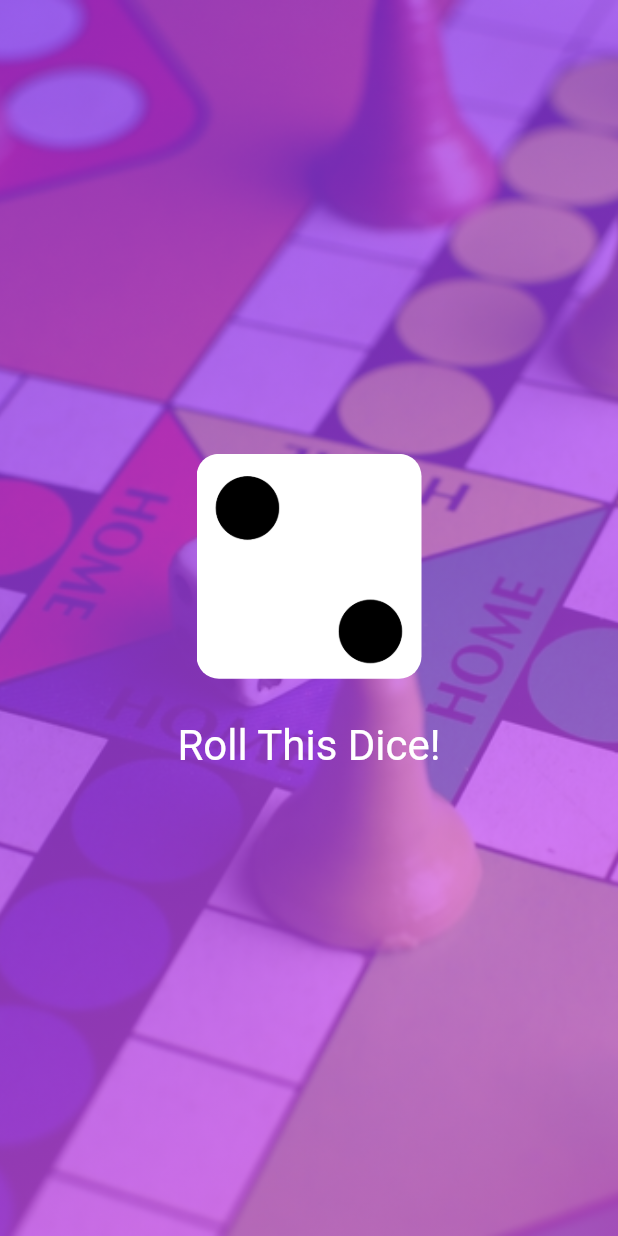
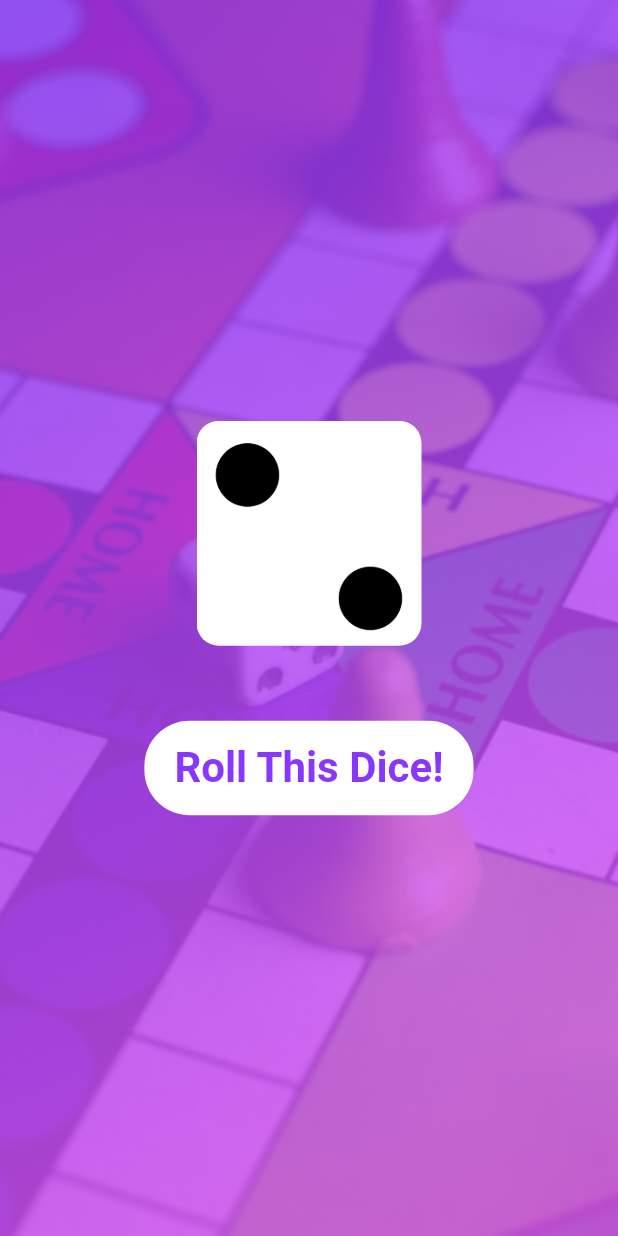
Before and after one commit to Md-Shoyab/rolling_dice, a Flutter app: the screen it shows after launch, on a phone screen of 412 x 824 dp. Run offline on Flutter 3.47's test engine with Material 2 defaults, Android fonts, the phone set to English and light mode, and no system bars.

Commit message:
add styling to text button

```diff
--- a/lib/main.dart
+++ b/lib/main.dart
@@ -13,8 +13,8 @@ void main() {
             const BackGroundImageContainer(),
             GradientContainerWithHalfOpacity(
               gradientColors: [
-                const Color(0xff8937FF).withOpacity(0.7),
-                const Color(0xffE85BFF).withOpacity(0.7),
+                const Color(0xff8937FF).withOpacity(0.8),
+                const Color(0xffE85BFF).withOpacity(0.8),
               ],
             ),
             const SizedBoxWithUi(),
--- a/lib/widgets/dice_roller.dart
+++ b/lib/widgets/dice_roller.dart
@@ -34,13 +34,22 @@ class _DiceRollerState extends State<DiceRoller> {
             width: 150,
           ),
         ),
-        const SizedBox(height: 20),
+        const SizedBox(height: 50),
         TextButton(
           onPressed: rollDice,
           style: TextButton.styleFrom(
-            foregroundColor: Colors.white,
+            padding: const EdgeInsets.symmetric(
+              horizontal: 20.0,
+              vertical: 15.0,
+            ),
+            shape: RoundedRectangleBorder(
+              borderRadius: BorderRadius.circular(30),
+            ),
+            foregroundColor: const Color(0xff8937FF),
+            backgroundColor: Colors.white,
             textStyle: const TextStyle(
               fontSize: 28,
+              fontWeight: FontWeight.w600,
             ),
           ),
           child: const Text('Roll This Dice!'),
```
